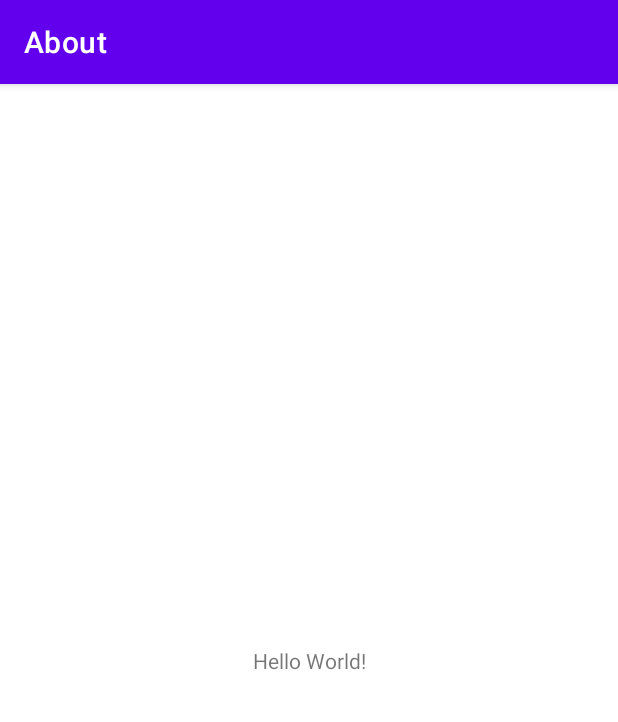
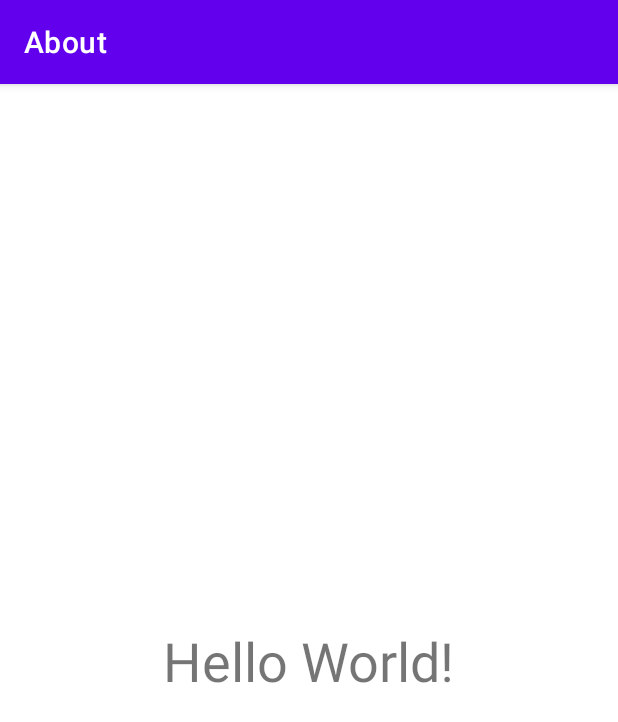
Before and after one commit to tcyang1971/AboutTcyang, an Android app: the screen it shows after launch (MainActivity), on a phone screen of 412 x 824 dp. Shown: the top 722 px of the screen. Run offline under Robolectric (Android 15) with nearby library versions, the phone set to English and light mode, and no system bars.

Commit message:
v.1(楊子青)

```diff
--- a/app/src/main/java/tw/edu/pu/csim/tcyang/about/MainActivity.kt
+++ b/app/src/main/java/tw/edu/pu/csim/tcyang/about/MainActivity.kt
@@ -2,10 +2,25 @@ package tw.edu.pu.csim.tcyang.about
 
 import androidx.appcompat.app.AppCompatActivity
 import android.os.Bundle
+import android.widget.TextView
 
 class MainActivity : AppCompatActivity() {
+
+    lateinit var txv:TextView
+
     override fun onCreate(savedInstanceState: Bundle?) {
         super.onCreate(savedInstanceState)
         setContentView(R.layout.activity_main)
+        txv = findViewById(R.id.txv)
+        txv.setOnClickListener({
+            if (txv.text == "子青您好!"){
+                txv.text = "海青班很棒"
+            }
+            else{
+                txv.text = "子青您好!"
+            }
+        })
     }
+
+
 }
--- a/app/src/main/res/layout/activity_main.xml
+++ b/app/src/main/res/layout/activity_main.xml
@@ -7,12 +7,14 @@
     tools:context=".MainActivity">
 
     <TextView
+        android:id="@+id/txv"
         android:layout_width="wrap_content"
         android:layout_height="wrap_content"
         android:text="Hello World!"
         app:layout_constraintBottom_toBottomOf="parent"
         app:layout_constraintEnd_toEndOf="parent"
         app:layout_constraintStart_toStartOf="parent"
-        app:layout_constraintTop_toTopOf="parent" />
+        app:layout_constraintTop_toTopOf="parent"
+        android:textSize="36sp"/>
 
 </androidx.constraintlayout.widget.ConstraintLayout>
```
